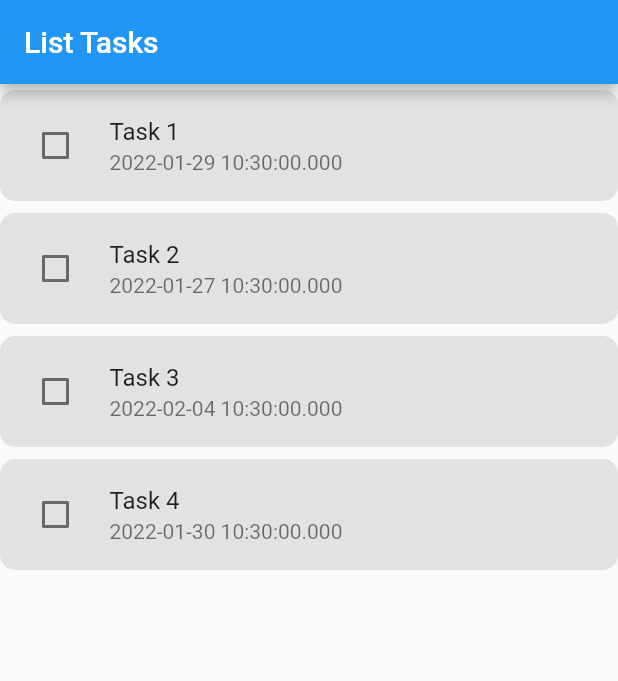
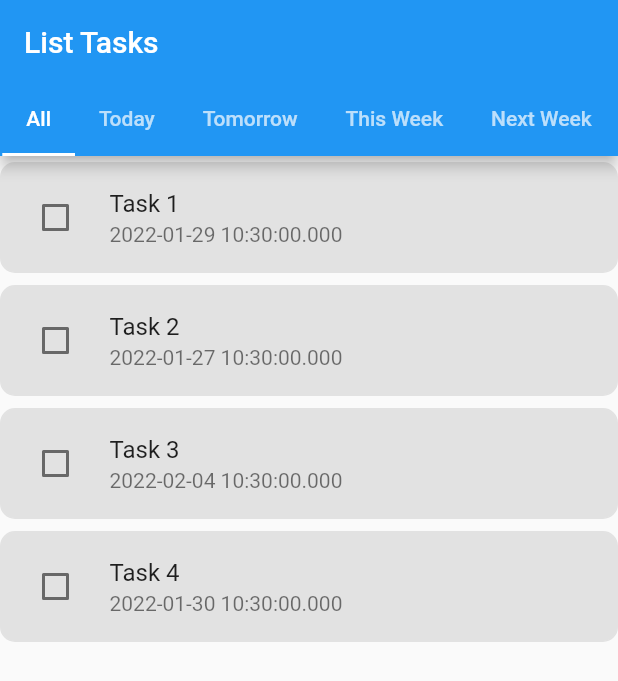
Before and after one commit to HoussemTN/devbrains-todo, a Flutter app: the screen it shows after launch, on a phone screen of 412 x 824 dp. Shown: the top 681 px of the screen. Run offline on Flutter 3.47's test engine with Material 2 defaults, Android fonts, the phone set to English and light mode, and no system bars.

Commit message:
feat: add tabs

```diff
--- a/lib/view/ListTasksView.dart
+++ b/lib/view/ListTasksView.dart
@@ -1,9 +1,6 @@
+import 'package:flutter/material.dart';
 
-
-
-import 'package:flutter/material.dart';
-import 'package:provider/provider.dart';
-import 'package:todo/provider/TaskModel.dart';
+import 'package:todo/widget/ListTasksWidget.dart';
 
 class ListTasksView extends StatefulWidget {
   const ListTasksView({Key? key}) : super(key: key);
@@ -15,42 +12,31 @@ class ListTasksView extends StatefulWidget {
 class _ListTasksViewState extends State<ListTasksView> {
   @override
   Widget build(BuildContext context) {
-    return Consumer<TaskModel>(
-        builder: (context, model, child) {
-          return Scaffold(
-            appBar: AppBar(
-              title: Text("List Tasks"),
+    return DefaultTabController(
+      length: 5,
+      child: Scaffold(
+          appBar: AppBar(
+            title: Text("List Tasks"),
+            bottom: const TabBar(
+              isScrollable: true,
+              tabs: [
+                Tab(text:"All"),
+                Tab(text:"Today"),
+                Tab(text:"Tomorrow"),
+                Tab(text:"This Week"),
+                Tab(text:"Next Week"),
+              ],
             ),
-            body: ListView.builder(
-              itemCount:model.todoTasks.length,
-              itemBuilder: (BuildContext context, int index) {
-                  return Padding(
-                    padding: const EdgeInsets.symmetric(vertical: 4.0),
-                    child: Container(
-                      decoration: BoxDecoration(
-                        color: Color(0xFFE2E2E2),
-                        border: Border.all(
-                          color: Color(0xFFE2E2E2),
-                        ),
-                        borderRadius: BorderRadius.circular(10)
-                      ),
-                      child: CheckboxListTile(
-                        title: Text(model.todoTasks[index].title),
-                        subtitle: Text(model.todoTasks[index].deadline.toString()),
-                        value: model.todoTasks[index].status,
-                        onChanged: (bool? value) {
-                          model.markAsDone(index);
-                          print(model.todoTasks[index].status);
-                        },
-                        controlAffinity: ListTileControlAffinity.leading,
-                      ),
-                    ),
-                  );
-              },
-
-            ),
-          );
-        }
+          ),
+          body: const TabBarView(
+            children: [
+              ListTasksWidget(),
+              ListTasksWidget(),
+              ListTasksWidget(),
+              ListTasksWidget(),
+              ListTasksWidget(),
+            ],
+          )),
     );
   }
 }
--- /dev/null
+++ b/lib/widget/ListTasksWidget.dart
@@ -0,0 +1,44 @@
+
+import 'package:provider/provider.dart';
+import 'package:todo/provider/TaskModel.dart';
+import 'package:flutter/material.dart';
+
+class ListTasksWidget extends StatelessWidget {
+  const ListTasksWidget({Key? key}) : super(key: key);
+
+  @override
+  Widget build(BuildContext context) {
+    return Consumer<TaskModel>(
+        builder: (context, model, child) {
+          return ListView.builder(
+        itemCount:model.todoTasks.length,
+        itemBuilder: (BuildContext context, int index) {
+          return Padding(
+            padding: const EdgeInsets.symmetric(vertical: 4.0),
+            child: Container(
+              decoration: BoxDecoration(
+                  color: Color(0xFFE2E2E2),
+                  border: Border.all(
+                    color: Color(0xFFE2E2E2),
+                  ),
+                  borderRadius: BorderRadius.circular(10)
+              ),
+              child: CheckboxListTile(
+                title: Text(model.todoTasks[index].title),
+                subtitle: Text(model.todoTasks[index].deadline.toString()),
+                value: model.todoTasks[index].status,
+                onChanged: (bool? value) {
+                  model.markAsDone(index);
+                  print(model.todoTasks[index].status);
+                },
+                controlAffinity: ListTileControlAffinity.leading,
+              ),
+            ),
+          );
+        },
+
+      );
+    }
+    );
+  }
+}
```
